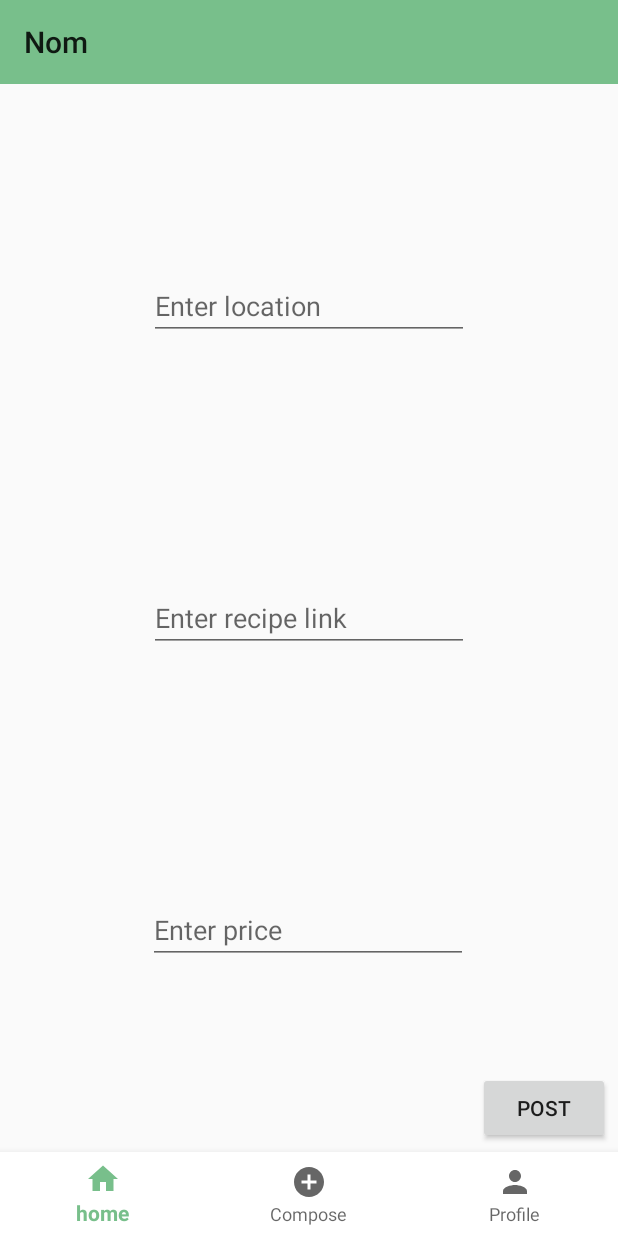
After one commit to Mvye/Nom, an Android app: the fragment MoreInformationComposeFragment placed in its activity, on a phone screen of 412 x 824 dp. The commit adds this screen. Run offline under Robolectric (Android 15) with nearby library versions, the phone set to English and light mode, and no system bars.

Commit message:
Added skeleton MoreInformationComposeFragment

```diff
--- a/app/src/main/java/com/mervynm/nom/MainActivity.java
+++ b/app/src/main/java/com/mervynm/nom/MainActivity.java
@@ -51,7 +51,7 @@ public class MainActivity extends AppCompatActivity {
                 else if (item.getItemId() == R.id.action_profile) {
                     fragment = new HomeFragment();
                 }
-                fragmentManager.beginTransaction().replace(R.id.frameLayoutContainer, fragment).commit();
+                fragmentManager.beginTransaction().replace(R.id.frameLayoutContainer, fragment).addToBackStack("").commit();
                 return true;
             }
         });
--- /dev/null
+++ b/app/src/main/java/com/mervynm/nom/fragments/MoreInformationComposeFragment.java
@@ -0,0 +1,33 @@
+package com.mervynm.nom.fragments;
+
+import android.os.Bundle;
+
+import androidx.annotation.NonNull;
+import androidx.annotation.Nullable;
+import androidx.fragment.app.Fragment;
+
+import android.view.LayoutInflater;
+import android.view.View;
+import android.view.ViewGroup;
+
+import com.mervynm.nom.R;
+
+public class MoreInformationComposeFragment extends Fragment {
+
+    public MoreInformationComposeFragment() {}
+
+    @Override
+    public void onCreate(Bundle savedInstanceState) {
+        super.onCreate(savedInstanceState);
+    }
+
+    @Override
+    public View onCreateView(LayoutInflater inflater, ViewGroup container,Bundle savedInstanceState) {
+        return inflater.inflate(R.layout.fragment_more_information_compose, container, false);
+    }
+
+    @Override
+    public void onViewCreated(@NonNull View view, @Nullable Bundle savedInstanceState) {
+        super.onViewCreated(view, savedInstanceState);
+    }
+}
--- /dev/null
+++ b/app/src/main/res/layout/fragment_more_information_compose.xml
@@ -0,0 +1,62 @@
+<?xml version="1.0" encoding="utf-8"?>
+<androidx.constraintlayout.widget.ConstraintLayout
+    xmlns:android="http://schemas.android.com/apk/res/android"
+    xmlns:app="http://schemas.android.com/apk/res-auto"
+    xmlns:tools="http://schemas.android.com/tools"
+    android:layout_width="match_parent"
+    android:layout_height="match_parent"
+    android:backgroundTint="@color/white"
+    tools:context=".fragments.MoreInformationComposeFragment" >
+
+
+    <EditText
+        android:id="@+id/editTextLocation"
+        android:layout_width="wrap_content"
+        android:layout_height="wrap_content"
+        android:layout_marginTop="125dp"
+        android:ems="10"
+        android:hint="@string/enter_location"
+        android:inputType="text"
+        app:layout_constraintEnd_toEndOf="parent"
+        app:layout_constraintHorizontal_bias="0.5"
+        app:layout_constraintStart_toStartOf="parent"
+        app:layout_constraintTop_toTopOf="parent"
+        android:importantForAutofill="no" />
+
+    <EditText
+        android:id="@+id/editTextRecipe"
+        android:layout_width="wrap_content"
+        android:layout_height="wrap_content"
+        android:ems="10"
+        android:hint="@string/enter_recipe_link"
+        android:inputType="textPersonName"
+        app:layout_constraintBottom_toTopOf="@+id/editTextPrice"
+        app:layout_constraintEnd_toEndOf="parent"
+        app:layout_constraintStart_toStartOf="parent"
+        app:layout_constraintTop_toBottomOf="@+id/editTextLocation"
+        android:importantForAutofill="no" />
+
+    <EditText
+        android:id="@+id/editTextPrice"
+        android:layout_width="wrap_content"
+        android:layout_height="wrap_content"
+        android:layout_marginBottom="125dp"
+        android:ems="10"
+        android:hint="@string/enter_price"
+        android:inputType="numberDecimal"
+        app:layout_constraintBottom_toBottomOf="parent"
+        app:layout_constraintEnd_toEndOf="parent"
+        app:layout_constraintHorizontal_bias="0.497"
+        app:layout_constraintStart_toStartOf="parent"
+        android:importantForAutofill="no" />
+
+    <Button
+        android:id="@+id/buttonPost"
+        android:layout_width="wrap_content"
+        android:layout_height="wrap_content"
+        android:layout_marginEnd="5dp"
+        android:layout_marginBottom="5dp"
+        android:text="@string/post"
+        app:layout_constraintBottom_toBottomOf="parent"
+        app:layout_constraintEnd_toEndOf="parent" />
+</androidx.constraintlayout.widget.ConstraintLayout>
--- a/app/src/main/res/values/strings.xml
+++ b/app/src/main/res/values/strings.xml
@@ -13,4 +13,8 @@
     <string name="homemade">Homemade</string>
     <string name="restaurant">Restaurant</string>
     <string name="next">Next</string>
+    <string name="enter_location">Enter location</string>
+    <string name="enter_recipe_link">Enter recipe link</string>
+    <string name="enter_price">Enter price</string>
+    <string name="post">Post</string>
 </resources>
```
Also changed, not shown: app/src/main/java/com/mervynm/nom/fragments/ComposeFragment.java (+43 -0 lines), app/src/main/res/layout/fragment_compose.xml (+6 -6 lines).
